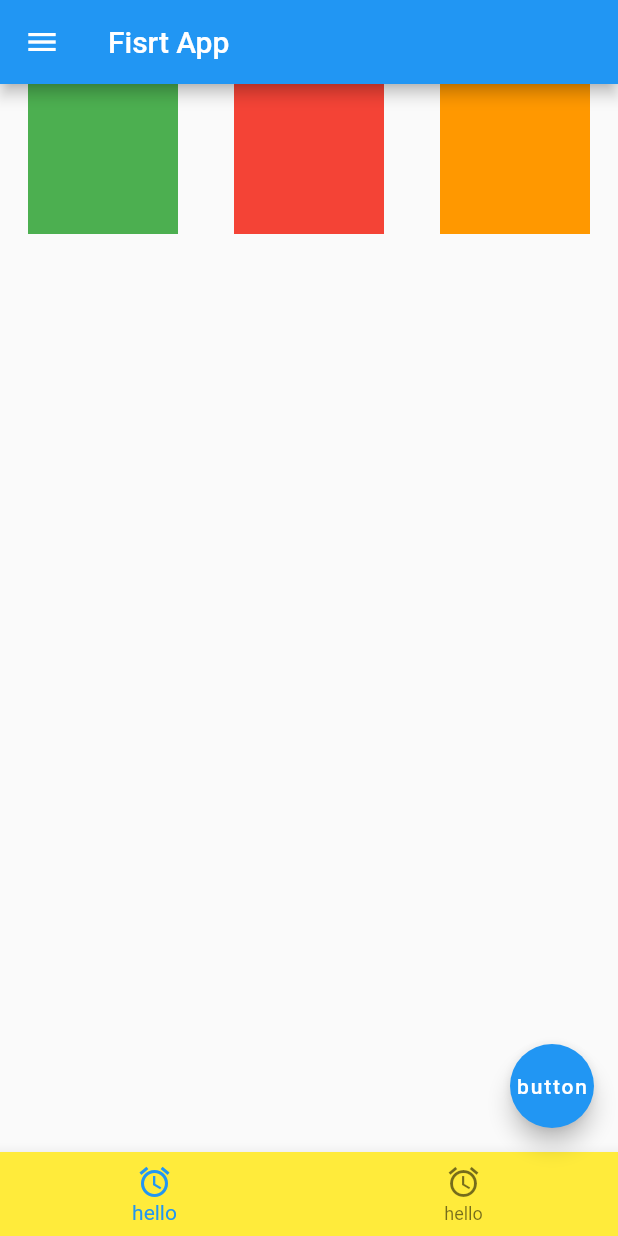
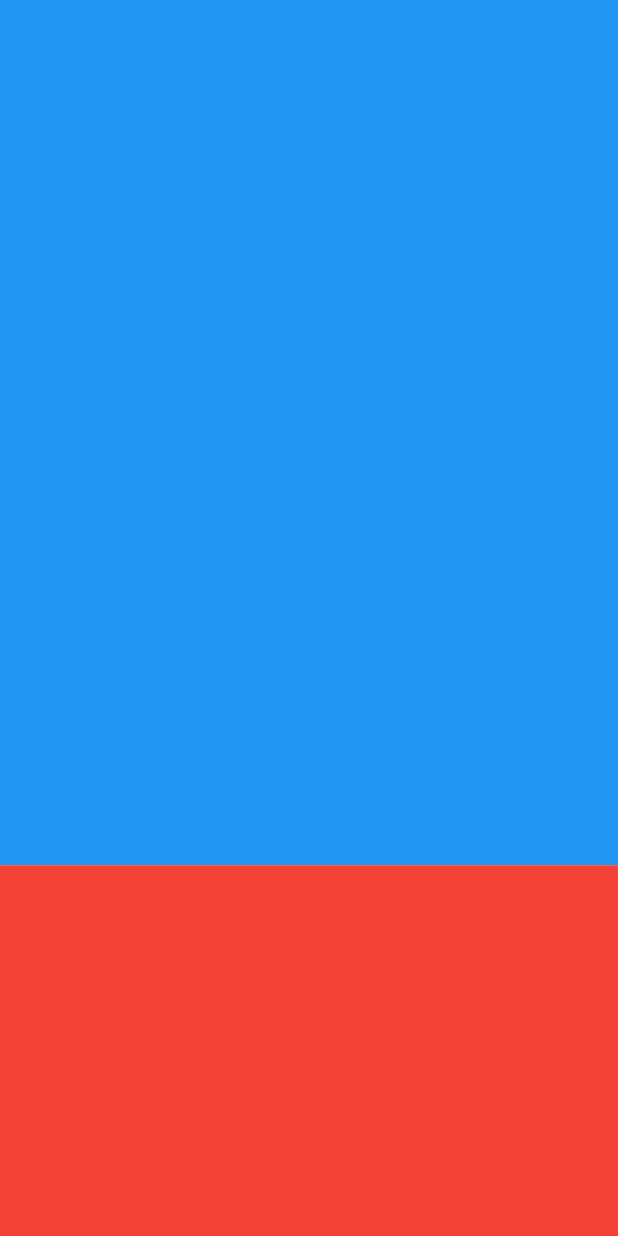
Before and after one commit to uheaji/flutter-study, a Flutter app: the screen it shows after launch, on a phone screen of 412 x 824 dp. Run offline on Flutter 3.47's test engine with Material 2 defaults, Android fonts, the phone set to English and light mode, and no system bars.

Commit message:
[4] Expanded, MediaQuery

```diff
--- a/flutter_app/lib/main.dart
+++ b/flutter_app/lib/main.dart
@@ -5,59 +5,39 @@ void main() {
   runApp(FirstApp()); // 비동기로 실행됨(이벤트 루프에 등록된다.)
 }
 
-// 저장만 하면 화면이 리로드 됨. 핫 리로드
 class FirstApp extends StatelessWidget {
   @override
   Widget build(BuildContext context) {
-    return MaterialApp( // AndroidApp
+
+    return MaterialApp(
       home: SafeArea(
-        child: Scaffold( // 기본구조를 들고 있음.
-        appBar: AppBar(
-          backgroundColor: Colors.blue,
-          title: Text('Fisrt App'),
-          leading: Icon(Icons.menu),
-        ),
-          body: Container(
-            height: 100, // Row를  container로 감싸면, container에만 높이를 주면 됨 !
-            child: Row( // row는 넓이를 가지고 있지않음.
-              mainAxisAlignment: MainAxisAlignment.spaceAround,
-              children: [
-                Container(
-                  width: 100,
-                  color: Colors.green,
-                ),
-                 Container(
-                  width: 100,
-                  color: Colors.red,
-                             ),
-                 Container(
-                  width: 100,
-                  color: Colors.orange,
-                  )
-              ],
-            ),
-          ),
-          floatingActionButton: FloatingActionButton(
-            child: Text('button'),
-            onPressed: () {
-              print('버튼 클릭됨');
-            },
-          ),
-          bottomNavigationBar: BottomNavigationBar(
-            items: [
-              BottomNavigationBarItem(
-                label: 'hello',
-                icon: Icon(Icons.access_alarm)
-              ),
-              BottomNavigationBarItem(
-                label: 'hello',
-                icon: Icon(Icons.access_alarm)
-              )
-            ],
-            backgroundColor: Colors.yellow,
-          ),
+        child: Scaffold(
+          body: HomeApp(),
         ),
       ),
     );
   }
 }
+
+
+class HomeApp extends StatelessWidget {
+  @override
+  Widget build(BuildContext context) {
+    var m = MediaQuery.of(context);
+    print("넓이: ${m.size.width}");
+    print("높이: ${m.size.height}");
+    print("Safearea: ${m.padding.top}");
+    return Column(
+      children: [
+        Container( // 파랑색도 Expanded로 감싸면 1:1이 됨
+          height: m.size.height * 0.7, // 디바이스마다 비율이 다르기 때문에 이렇게 주면 안됨!!
+          color: Colors.blue,
+        ),
+        Container( // 남은 공간에 빨간색을 채우고 싶으면, Expanded 위젯으로 감싸면 됨
+          height: m.size.height * 0.3,
+          color: Colors.red,
+        ),
+      ],
+    );
+  }
+}
```
